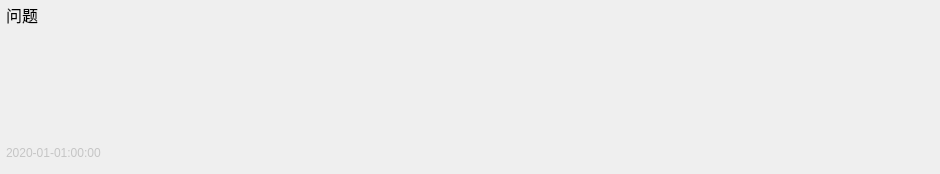
The window that src/widgets/recordwidget.ui (fengersoft/myreflection) describes before a commit, drawn with Qt 5.
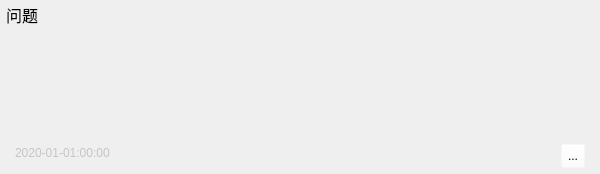
The same window after the commit. Icons and pictures are not drawn.

```diff
--- a/src/widgets/recordwidget.ui
+++ b/src/widgets/recordwidget.ui
@@ -6,7 +6,7 @@
    <rect>
     <x>0</x>
     <y>0</y>
-    <width>940</width>
+    <width>600</width>
     <height>174</height>
    </rect>
   </property>
@@ -85,19 +85,7 @@
 	background-color: rgba(255, 255, 255, 0);
 }</string>
      </property>
-     <layout class="QHBoxLayout" name="horizontalLayout_2">
-      <property name="leftMargin">
-       <number>0</number>
-      </property>
-      <property name="topMargin">
-       <number>0</number>
-      </property>
-      <property name="rightMargin">
-       <number>0</number>
-      </property>
-      <property name="bottomMargin">
-       <number>0</number>
-      </property>
+     <layout class="QHBoxLayout" name="horizontalLayout">
       <item>
        <widget class="QLabel" name="lblDate">
         <property name="minimumSize">
@@ -127,6 +115,23 @@
         </property>
        </spacer>
       </item>
+      <item>
+       <widget class="QToolButton" name="btnEdit">
+        <property name="minimumSize">
+         <size>
+          <width>24</width>
+          <height>24</height>
+         </size>
+        </property>
+        <property name="text">
+         <string>...</string>
+        </property>
+        <property name="icon">
+         <iconset resource="../../app.qrc">
+          <normaloff>:/res/edit.png</normaloff>:/res/edit.png</iconset>
+        </property>
+       </widget>
+      </item>
      </layout>
     </widget>
    </item>
```
Left out of the diff: 4 changed lines with no effect on the pictures.
